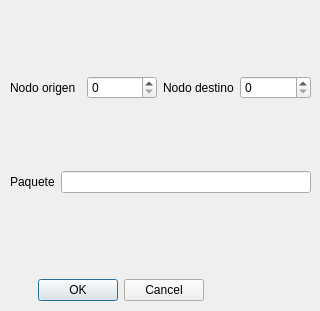
Before: the Qt Designer form routing_simulation/gui/send_packet_window/send_packet_window.ui in alessandrojcm/shortest-path-graphicator, drawn with Qt 5.
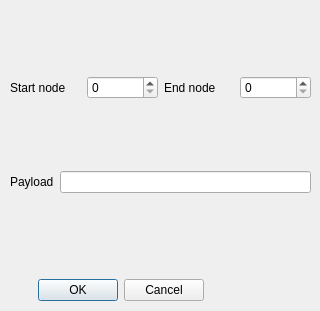
After: the same form once the commit is applied.

The edit to the form file:
```diff
--- a/routing_simulation/gui/send_packet_window/send_packet_window.ui
+++ b/routing_simulation/gui/send_packet_window/send_packet_window.ui
@@ -53,7 +53,7 @@
       <item>
        <widget class="QLabel" name="origin_label">
         <property name="text">
-         <string>Nodo origen</string>
+         <string>Start node</string>
         </property>
        </widget>
       </item>
@@ -63,7 +63,7 @@
       <item>
        <widget class="QLabel" name="destination_label">
         <property name="text">
-         <string>Nodo destino</string>
+         <string>End node</string>
         </property>
        </widget>
       </item>
@@ -77,7 +77,7 @@
       <item>
        <widget class="QLabel" name="packet_label">
         <property name="text">
-         <string>Paquete</string>
+         <string>Payload</string>
         </property>
        </widget>
       </item>
```
